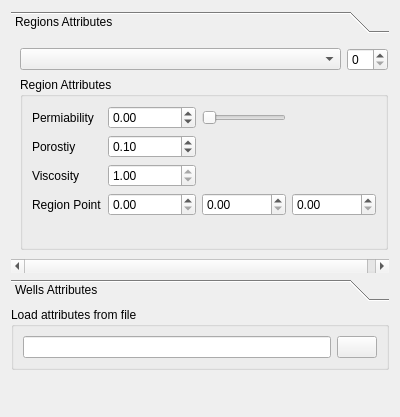
jdms/rrm, file src/Apps/Simulator/FormPropertyValues.ui: the form before one commit.
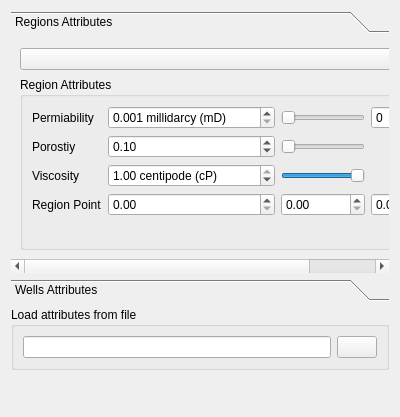
The form after the commit. Icons and pictures are not drawn.

Commit message: Added sliders and bounded attritubes. It still needs to be tested

Diff of the .ui file:
```diff
--- a/src/Apps/Simulator/FormPropertyValues.ui
+++ b/src/Apps/Simulator/FormPropertyValues.ui
@@ -36,8 +36,8 @@
        <rect>
         <x>0</x>
         <y>0</y>
-        <width>382</width>
-        <height>223</height>
+        <width>419</width>
+        <height>206</height>
        </rect>
       </property>
       <attribute name="label">
@@ -102,7 +102,7 @@
           <item row="1" column="1">
            <widget class="QDoubleSpinBox" name="doubleSpinBox_Region_Porosity">
             <property name="minimum">
-             <double>0.000000000000000</double>
+             <double>0.010000000000000</double>
             </property>
             <property name="maximum">
              <double>0.350000000000000</double>
@@ -117,17 +117,23 @@
           </item>
           <item row="0" column="1">
            <widget class="QDoubleSpinBox" name="doubleSpinBox_Region_Permiability">
+            <property name="suffix">
+             <string> millidarcy (mD)</string>
+            </property>
+            <property name="decimals">
+             <number>3</number>
+            </property>
             <property name="minimum">
-             <double>-1000000.000000000000000</double>
+             <double>0.001000000000000</double>
             </property>
             <property name="maximum">
-             <double>100000000.000000000000000</double>
+             <double>10000.000000000000000</double>
             </property>
             <property name="singleStep">
              <double>0.070000000000000</double>
             </property>
             <property name="value">
-             <double>0.000000000000000</double>
+             <double>0.001000000000000</double>
             </property>
            </widget>
           </item>
@@ -140,14 +146,20 @@
           </item>
           <item row="2" column="1">
            <widget class="QDoubleSpinBox" name="doubleSpinBox_Region_Viscosity">
+            <property name="suffix">
+             <string> centipode (cP)</string>
+            </property>
             <property name="minimum">
-             <double>1.000000000000000</double>
+             <double>0.100000000000000</double>
             </property>
             <property name="maximum">
              <double>1.000000000000000</double>
             </property>
             <property name="singleStep">
-             <double>0.000000000000000</double>
+             <double>0.100000000000000</double>
+            </property>
+            <property name="value">
+             <double>1.000000000000000</double>
             </property>
            </widget>
           </item>
@@ -181,11 +193,47 @@
           <item row="0" column="2">
            <widget class="QSlider" name="horizontalSlider_Permiability">
             <property name="minimum">
-             <number>1</number>
+             <number>0</number>
             </property>
             <property name="maximum">
              <number>100</number>
             </property>
+            <property name="singleStep">
+             <number>1</number>
+            </property>
+            <property name="orientation">
+             <enum>Qt::Horizontal</enum>
+            </property>
+           </widget>
+          </item>
+          <item row="0" column="3">
+           <widget class="QSpinBox" name="spinBox_test">
+            <property name="minimum">
+             <number>-40</number>
+            </property>
+            <property name="maximum">
+             <number>200</number>
+            </property>
+            <property name="singleStep">
+             <number>1</number>
+            </property>
+           </widget>
+          </item>
+          <item row="1" column="2">
+           <widget class="QSlider" name="horizontalSlider_Porosity">
+            <property name="orientation">
+             <enum>Qt::Horizontal</enum>
+            </property>
+           </widget>
+          </item>
+          <item row="2" column="2">
+           <widget class="QSlider" name="horizontalSlider_Viscosity">
+            <property name="maximum">
+             <number>99</number>
+            </property>
+            <property name="value">
+             <number>99</number>
+            </property>
             <property name="orientation">
              <enum>Qt::Horizontal</enum>
             </property>
```
Left out of the diff: 21 changed lines with no effect on the pictures. The commit also changes 3 other files.
